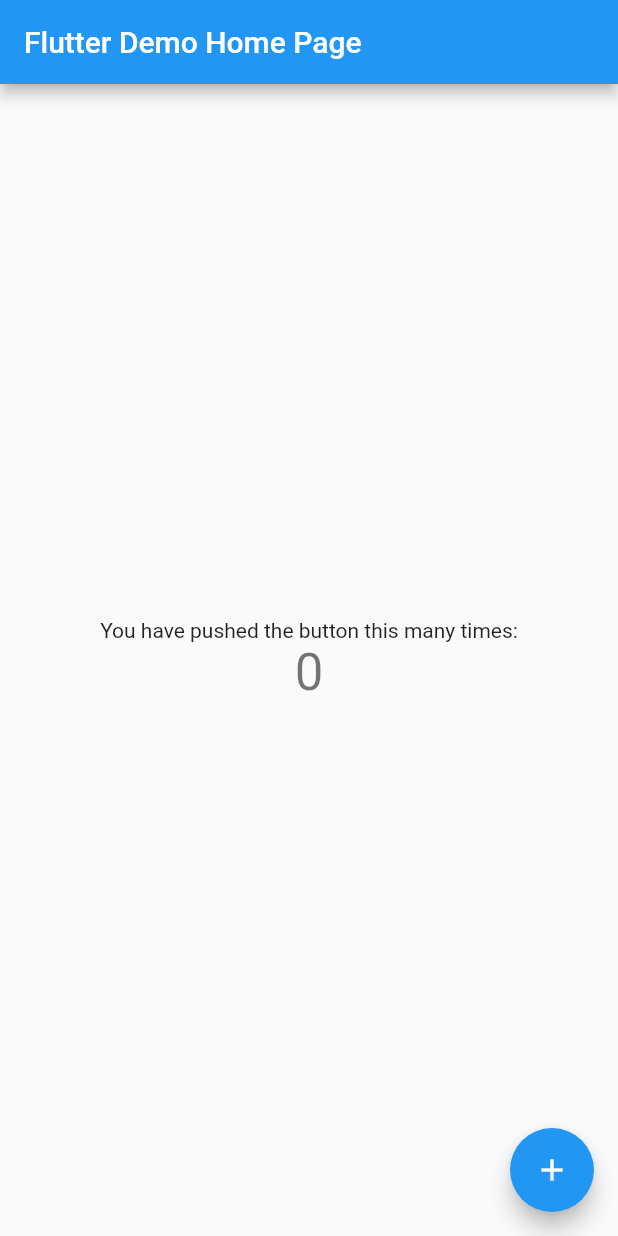
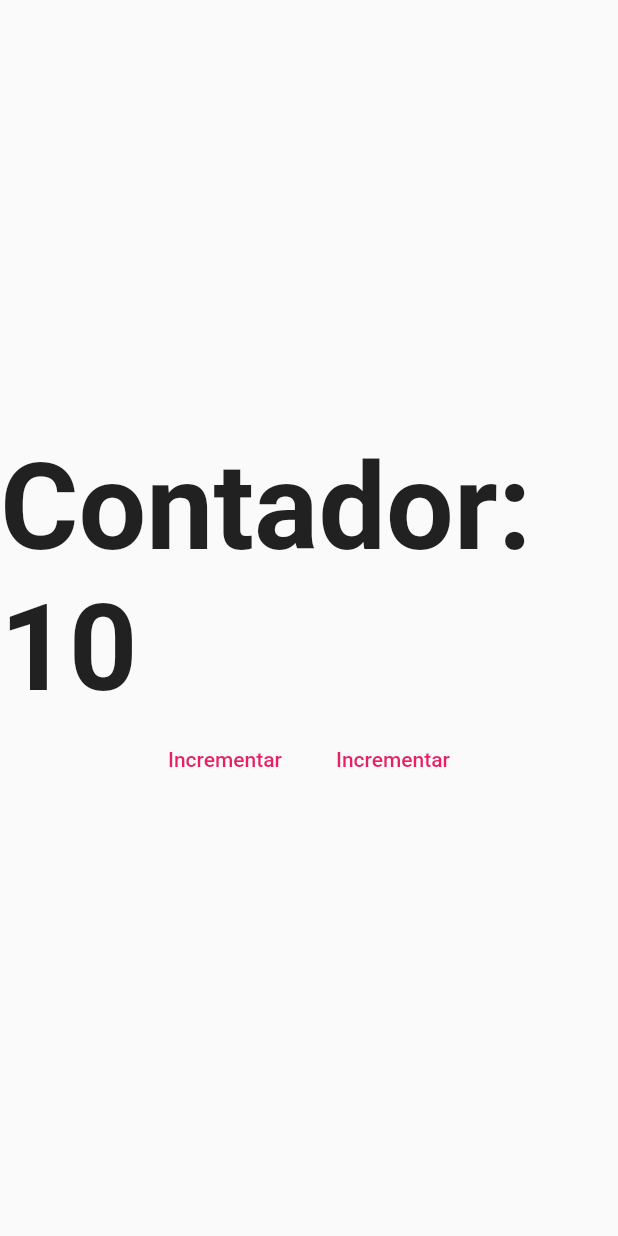
Before and after one commit to pacomgh/flutter_web_apps_paginas_web, a Flutter app: the screen it shows after launch, on a phone screen of 412 x 824 dp. Run offline on Flutter 3.47's test engine with Material 2 defaults, Android fonts, the phone set to English and light mode, and no system bars.

Commit message:
add buttons and change ui

```diff
--- a/bases_web/lib/main.dart
+++ b/bases_web/lib/main.dart
@@ -1,113 +1,18 @@
 import 'package:flutter/material.dart';
 
-void main() {
-  runApp(MyApp());
-}
+import 'package:bases_web/ui/pages/counter_page.dart';
+void main() => runApp(MyApp());
 
 class MyApp extends StatelessWidget {
-  // This widget is the root of your application.
   @override
   Widget build(BuildContext context) {
     return MaterialApp(
-      title: 'Flutter Demo',
-      theme: ThemeData(
-        // This is the theme of your application.
-        //
-        // Try running your application with "flutter run". You'll see the
-        // application has a blue toolbar. Then, without quitting the app, try
-        // changing the primarySwatch below to Colors.green and then invoke
-        // "hot reload" (press "r" in the console where you ran "flutter run",
-        // or simply save your changes to "hot reload" in a Flutter IDE).
-        // Notice that the counter didn't reset back to zero; the application
-        // is not restarted.
-        primarySwatch: Colors.blue,
-      ),
-      home: MyHomePage(title: 'Flutter Demo Home Page'),
+      debugShowCheckedModeBanner: false,
+      title: 'RutasApp',
+      initialRoute: '/stateful',
+      routes: {
+        '/stateful': ( _ ) => CounterPage(),
+      },
     );
   }
 }
-
-class MyHomePage extends StatefulWidget {
-  MyHomePage({Key? key, required this.title}) : super(key: key);
-
-  // This widget is the home page of your application. It is stateful, meaning
-  // that it has a State object (defined below) that contains fields that affect
-  // how it looks.
-
-  // This class is the configuration for the state. It holds the values (in this
-  // case the title) provided by the parent (in this case the App widget) and
-  // used by the build method of the State. Fields in a Widget subclass are
-  // always marked "final".
-
-  final String title;
-
-  @override
-  _MyHomePageState createState() => _MyHomePageState();
-}
-
-class _MyHomePageState extends State<MyHomePage> {
-  int _counter = 0;
-
-  void _incrementCounter() {
-    setState(() {
-      // This call to setState tells the Flutter framework that something has
-      // changed in this State, which causes it to rerun the build method below
-      // so that the display can reflect the updated values. If we changed
-      // _counter without calling setState(), then the build method would not be
-      // called again, and so nothing would appear to happen.
-      _counter++;
-    });
-  }
-
-  @override
-  Widget build(BuildContext context) {
-    // This method is rerun every time setState is called, for instance as done
-    // by the _incrementCounter method above.
-    //
-    // The Flutter framework has been optimized to make rerunning build methods
-    // fast, so that you can just rebuild anything that needs updating rather
-    // than having to individually change instances of widgets.
-    return Scaffold(
-      appBar: AppBar(
-        // Here we take the value from the MyHomePage object that was created by
-        // the App.build method, and use it to set our appbar title.
-        title: Text(widget.title),
-      ),
-      body: Center(
-        // Center is a layout widget. It takes a single child and positions it
-        // in the middle of the parent.
-        child: Column(
-          // Column is also a layout widget. It takes a list of children and
-          // arranges them vertically. By default, it sizes itself to fit its
-          // children horizontally, and tries to be as tall as its parent.
-          //
-          // Invoke "debug painting" (press "p" in the console, choose the
-          // "Toggle Debug Paint" action from the Flutter Inspector in Android
-          // Studio, or the "Toggle Debug Paint" command in Visual Studio Code)
-          // to see the wireframe for each widget.
-          //
-          // Column has various properties to control how it sizes itself and
-          // how it positions its children. Here we use mainAxisAlignment to
-          // center the children vertically; the main axis here is the vertical
-          // axis because Columns are vertical (the cross axis would be
-          // horizontal).
-          mainAxisAlignment: MainAxisAlignment.center,
-          children: <Widget>[
-            Text(
-              'You have pushed the button this many times:',
-            ),
-            Text(
-              '$_counter',
-              style: Theme.of(context).textTheme.headline4,
-            ),
-          ],
-        ),
-      ),
-      floatingActionButton: FloatingActionButton(
-        onPressed: _incrementCounter,
-        tooltip: 'Increment',
-        child: Icon(Icons.add),
-      ), // This trailing comma makes auto-formatting nicer for build methods.
-    );
-  }
-}
--- /dev/null
+++ b/bases_web/lib/ui/pages/counter_page.dart
@@ -0,0 +1,44 @@
+import 'package:bases_web/ui/shared/custom_flat_button.dart';
+import 'package:flutter/material.dart';
+
+class CounterPage extends StatefulWidget {
+  const CounterPage({ Key? key }) : super(key: key);
+
+  @override
+  _CounterPageState createState() => _CounterPageState();
+}
+
+class _CounterPageState extends State<CounterPage> {
+  int counter = 10;
+
+  @override
+  Widget build(BuildContext context) {
+    return Scaffold(
+      body: Column(
+        mainAxisAlignment: MainAxisAlignment.center,
+        children: [
+          Text('Contador: $counter',
+          style: TextStyle(fontSize: 80, fontWeight: FontWeight.bold),),
+
+          Row(
+            mainAxisAlignment: MainAxisAlignment.center,
+            children: [
+              CustomFlatButton(
+                text: 'Incrementar',
+                onPressed: () => setState( () => counter++ ),
+              ),
+              CustomFlatButton(
+                text: 'Incrementar',
+                onPressed: () => setState(() => counter--),
+              ),
+            ],
+          ),
+
+
+
+
+        ],
+      ),
+    );
+  }
+}
--- /dev/null
+++ b/bases_web/lib/ui/shared/custom_flat_button.dart
@@ -0,0 +1,29 @@
+import 'package:flutter/material.dart';
+
+class CustomFlatButton extends StatelessWidget {
+  //para el staleswidget usamos final porque normalmente no se cambian los valores de variables
+  final String text;
+  final Color color;
+  final Function onPressed;
+
+  const CustomFlatButton({
+    Key? key,
+    required this.text,
+    required this.onPressed,
+    this.color = Colors.pink,
+  }) : super(key: key);
+
+  @override
+  Widget build(BuildContext context) {
+    return TextButton(
+      style: TextButton.styleFrom(
+        primary: color
+      ),
+      onPressed: () => onPressed() ,
+      child: Padding(
+        padding: const EdgeInsets.all(10.0),
+        child: Text( text ),
+      ),
+    );
+  }
+}
```
